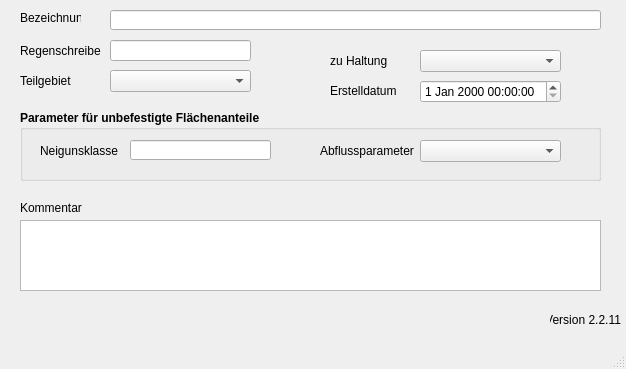
The window that qkan/database/templates/tezg.ui (hoettges/QKan) describes before a commit, drawn with Qt 5.
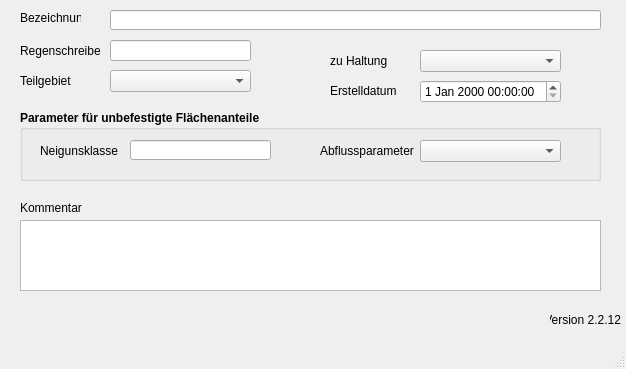
The same window after the commit. Custom widgets are drawn as their Qt base class.

Diff of the .ui file:
```diff
--- a/qkan/database/templates/tezg.ui
+++ b/qkan/database/templates/tezg.ui
@@ -245,7 +245,7 @@
      <string>Version QKan Import</string>
     </property>
     <property name="text">
-     <string>Version 2.2.11</string>
+     <string>Version 2.2.12</string>
     </property>
     <property name="alignment">
      <set>Qt::AlignRight|Qt::AlignTrailing|Qt::AlignVCenter</set>
```
